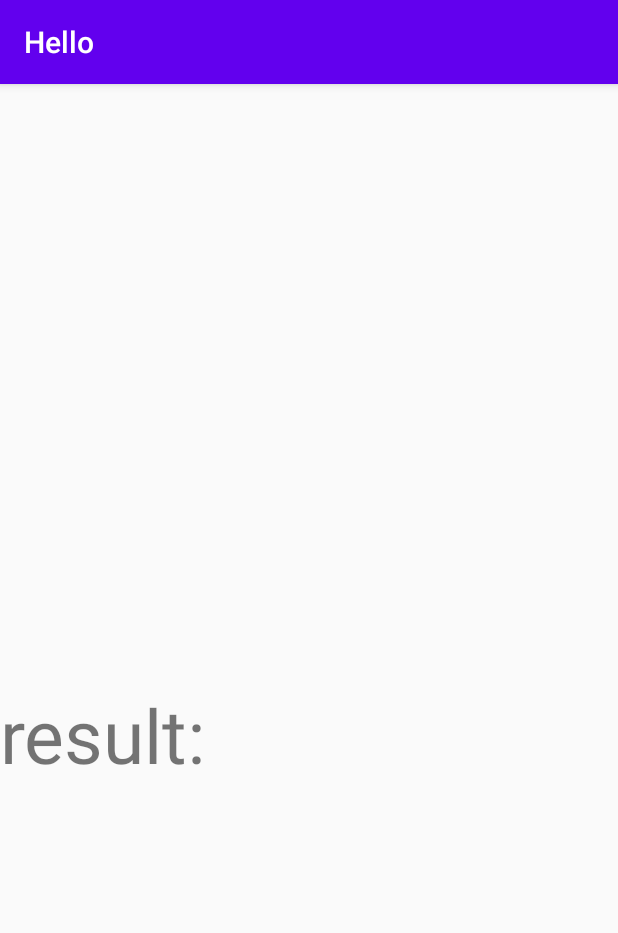
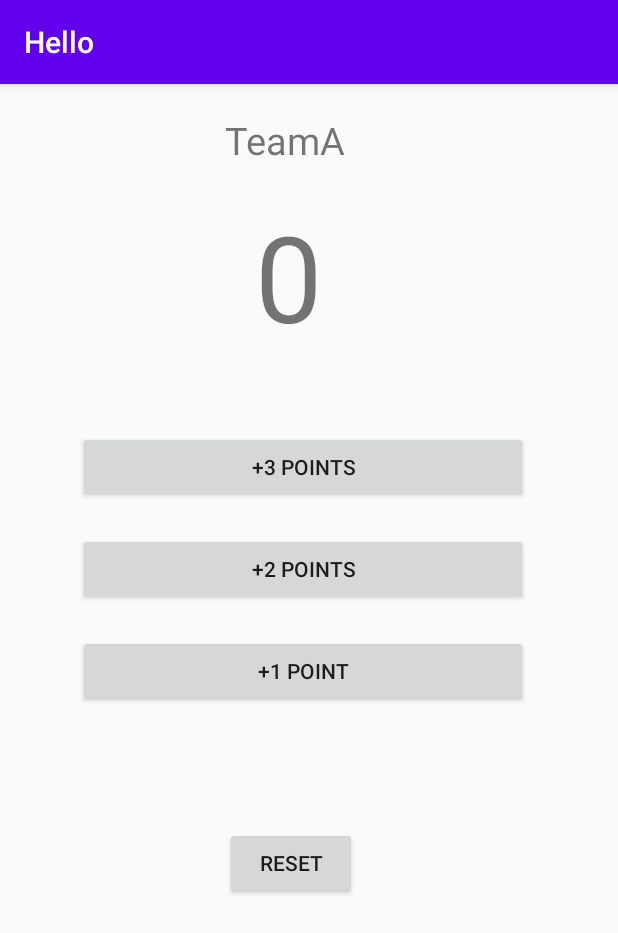
Before and after one commit to hirozui/tempareture, an Android app: the screen it shows after launch (MainActivity), on a phone screen of 412 x 824 dp. Shown: the top 933 px of the screen. Run offline under Robolectric (Android 15) with nearby library versions, the phone set to English and light mode, and no system bars.

Commit message:
score indicator

```diff
--- a/app/src/main/java/com/example/myapplication/MainActivity.java
+++ b/app/src/main/java/com/example/myapplication/MainActivity.java
@@ -9,26 +9,66 @@ import android.widget.EditText;
 import android.widget.TextView;
 
 public class MainActivity extends AppCompatActivity implements View.OnClickListener{
-TextView out;
-EditText inp;
+TextView sc;
+Button btn1,btn2,btn3,btn4;
+
     @Override
     protected void onCreate(Bundle savedInstanceState) {
         super.onCreate(savedInstanceState);
         setContentView(R.layout.activity_main);
 
-        out = (TextView)findViewById(R.id.out);
-        inp = (EditText)findViewById(R.id.inp);
+        sc = (TextView)findViewById(R.id.score);
 
-        Button btn = (Button)findViewById(R.id.btn);
-        btn.setOnClickListener(this);
+        Button btn1 = (Button)findViewById(R.id.btn1);
+        Button btn2 = (Button)findViewById(R.id.btn2);
+        Button btn3 = (Button)findViewById(R.id.btn3);
+        Button btn4 = (Button)findViewById(R.id.btn4);
+
+
+        btn1.setOnClickListener(new View.OnClickListener() {
+            @Override
+            public void onClick(View v) {
+                String score = sc.getText().toString();
+                double num =Double.parseDouble(score);
+                int res;
+                res = (int) (num + 3);
+                sc.setText(String.valueOf(res));
+            }
+        });
+
+        btn2.setOnClickListener(new View.OnClickListener(){
+            @Override
+            public void onClick(View v) {
+                String score = sc.getText().toString();
+                double num =Double.parseDouble(score);
+                int res;
+                res = (int) (num + 2);
+                sc.setText(String.valueOf(res));
+            }
+        });
+
+        btn3.setOnClickListener(new View.OnClickListener() {
+            @Override
+            public void onClick(View v) {
+                String score = sc.getText().toString();
+                double num =Double.parseDouble(score);
+                int res;
+                res = (int) (num + 1);
+                sc.setText(String.valueOf(res));
+            }
+        });
+
+        btn4.setOnClickListener(new View.OnClickListener() {
+            @Override
+            public void onClick(View view) {
+                sc.setText("0");
+            }
+        });
     }
 
+
     @Override
-    public void onClick(View v){
-        Log.i("main","onClick msg....");
-        String str = inp.getText().toString();
-        double num = Double.parseDouble(str);
-        double res = (num/5) *9 + 32;
-        out.setText(String.valueOf(res));
+    public void onClick(View view) {
+
     }
 }
--- a/app/src/main/res/layout/activity_main.xml
+++ b/app/src/main/res/layout/activity_main.xml
@@ -4,34 +4,57 @@
     xmlns:tools="http://schemas.android.com/tools"
     android:layout_width="match_parent"
     android:layout_height="match_parent"
-    android:orientation="horizontal"
+    android:orientation="vertical"
     tools:context=".MainActivity">
 
     <TextView
-        android:id="@+id/out"
-        android:layout_width="match_parent"
+        android:id="@+id/textView"
+        android:layout_width="wrap_content"
         android:layout_height="wrap_content"
-        android:layout_marginTop="400dp"
-        android:text="@string/out"
-        android:textSize="50sp" />
+        android:layout_marginTop="20dp"
+        android:layout_marginStart="150dp"
+        android:text="@string/title"
+        android:textSize="25sp" />
 
-    <EditText
-        android:id="@+id/inp"
-        android:layout_width="158dp"
+    <TextView
+        android:id="@+id/score"
+        android:layout_width="wrap_content"
         android:layout_height="wrap_content"
-        android:layout_marginBottom="20dp"
-        android:textSize="30sp"
-        android:hint="请输入摄氏度"
-        android:inputType="text" />
+        android:layout_marginStart="170dp"
+        android:layout_marginTop="20dp"
+        android:text="@string/score"
+        android:textSize="80sp" />
 
     <Button
-        android:id="@+id/btn"
-        android:layout_width="match_parent"
+        android:id="@+id/btn1"
+        android:layout_width="300dp"
         android:layout_height="wrap_content"
-        android:text="@string/btn"
-        android:layout_marginTop="350dp"
-        android:textSize="40sp"
-        android:onClick="btn"
-        />
+        android:layout_marginTop="50dp"
+        android:layout_marginStart="52sp"
+        android:text="@string/btn1" />
+
+    <Button
+        android:id="@+id/btn2"
+        android:layout_width="300dp"
+        android:layout_height="wrap_content"
+        android:layout_marginTop="20dp"
+        android:layout_marginStart="52sp"
+        android:text="@string/btn2" />
+
+    <Button
+        android:id="@+id/btn3"
+        android:layout_width="300dp"
+        android:layout_height="wrap_content"
+        android:layout_marginTop="20dp"
+        android:layout_marginStart="52sp"
+        android:text="@string/btn3" />
+
+    <Button
+        android:id="@+id/btn4"
+        android:layout_width="wrap_content"
+        android:layout_height="wrap_content"
+        android:layout_marginTop="80dp"
+        android:layout_marginStart="150dp"
+        android:text="@string/btn4" />
 
 </LinearLayout>
--- a/app/src/main/res/values/strings.xml
+++ b/app/src/main/res/values/strings.xml
@@ -1,6 +1,11 @@
 <resources>
     <string name="app_name" translatable="false">Hello</string>
     <string name="out">result:</string>
-    <string name="inp" translatable="false">kimi no namae</string>
     <string name="btn">transfrom</string>
+    <string name="title" translatable="false">TeamA</string>
+    <string name="btn1" translatable="false">+3 POINTS</string>
+    <string name="btn2" translatable="false">+2 POINTS</string>
+    <string name="btn3" translatable="false">+1 POINT</string>
+    <string name="btn4" translatable="false">RESET</string>
+    <string name="score" translatable="false">0</string>
 </resources>
```
